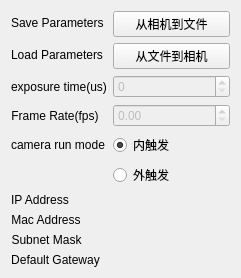
Qt form src/CameraSample/Widgets/CameraSetupWidget.ui (weinaike/camera) before a commit.
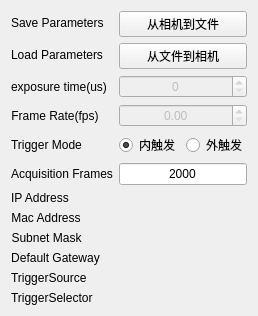
The same form after that commit.

Commit message: 支撑闭环控制 支撑外触发

Patch:
```diff
--- a/src/CameraSample/Widgets/CameraSetupWidget.ui
+++ b/src/CameraSample/Widgets/CameraSetupWidget.ui
@@ -6,8 +6,8 @@
    <rect>
     <x>0</x>
     <y>0</y>
-    <width>241</width>
-    <height>260</height>
+    <width>258</width>
+    <height>294</height>
    </rect>
   </property>
   <property name="sizePolicy">
@@ -20,6 +20,37 @@
    <string>Dialog</string>
   </property>
   <layout class="QFormLayout" name="formLayout">
+   <item row="0" column="0">
+    <widget class="QLabel" name="label_5">
+     <property name="text">
+      <string>Save Parameters</string>
+     </property>
+    </widget>
+   </item>
+   <item row="0" column="1">
+    <widget class="QPushButton" name="pushButton_toFile">
+     <property name="toolTip">
+      <string>&lt;html&gt;&lt;head/&gt;&lt;body&gt;&lt;p&gt;若需详细配置相机参数，请通过ArenaView配置&lt;/p&gt;&lt;/body&gt;&lt;/html&gt;</string>
+     </property>
+     <property name="text">
+      <string>从相机到文件</string>
+     </property>
+    </widget>
+   </item>
+   <item row="1" column="0">
+    <widget class="QLabel" name="label_7">
+     <property name="text">
+      <string>Load Parameters</string>
+     </property>
+    </widget>
+   </item>
+   <item row="1" column="1">
+    <widget class="QPushButton" name="pushButton_toDev">
+     <property name="text">
+      <string>从文件到相机</string>
+     </property>
+    </widget>
+   </item>
    <item row="2" column="0">
     <widget class="QLabel" name="label_2">
      <property name="sizePolicy">
@@ -36,61 +67,14 @@
      </property>
     </widget>
    </item>
-   <item row="3" column="0">
-    <widget class="QLabel" name="label">
-     <property name="sizePolicy">
-      <sizepolicy hsizetype="Fixed" vsizetype="Preferred">
-       <horstretch>0</horstretch>
-       <verstretch>0</verstretch>
-      </sizepolicy>
-     </property>
-     <property name="text">
-      <string>Frame Rate(fps)</string>
-     </property>
-     <property name="alignment">
-      <set>Qt::AlignCenter</set>
-     </property>
-    </widget>
-   </item>
-   <item row="5" column="0">
-    <widget class="QLabel" name="label_3">
-     <property name="text">
-      <string>camera run mode</string>
-     </property>
-    </widget>
-   </item>
-   <item row="5" column="1">
-    <layout class="QVBoxLayout" name="verticalLayout">
-     <item>
-      <widget class="QRadioButton" name="radioButton_int">
-       <property name="text">
-        <string>内触发</string>
-       </property>
-       <property name="checkable">
-        <bool>true</bool>
-       </property>
-       <property name="checked">
-        <bool>true</bool>
-       </property>
-      </widget>
-     </item>
-     <item>
-      <widget class="QRadioButton" name="radioButton_ext">
-       <property name="text">
-        <string>外触发</string>
-       </property>
-       <property name="checkable">
-        <bool>true</bool>
-       </property>
-      </widget>
-     </item>
-    </layout>
-   </item>
    <item row="2" column="1">
     <widget class="QSpinBox" name="spnExposureTime">
      <property name="enabled">
       <bool>false</bool>
      </property>
+     <property name="alignment">
+      <set>Qt::AlignCenter</set>
+     </property>
      <property name="maximum">
       <number>1000000000</number>
      </property>
@@ -99,11 +83,30 @@
      </property>
     </widget>
    </item>
+   <item row="3" column="0">
+    <widget class="QLabel" name="label">
+     <property name="sizePolicy">
+      <sizepolicy hsizetype="Fixed" vsizetype="Preferred">
+       <horstretch>0</horstretch>
+       <verstretch>0</verstretch>
+      </sizepolicy>
+     </property>
+     <property name="text">
+      <string>Frame Rate(fps)</string>
+     </property>
+     <property name="alignment">
+      <set>Qt::AlignCenter</set>
+     </property>
+    </widget>
+   </item>
    <item row="3" column="1">
     <widget class="QDoubleSpinBox" name="spnFrameRate">
      <property name="enabled">
       <bool>false</bool>
      </property>
+     <property name="alignment">
+      <set>Qt::AlignCenter</set>
+     </property>
      <property name="minimum">
       <double>0.000000000000000</double>
      </property>
@@ -118,7 +121,58 @@
      </property>
     </widget>
    </item>
+   <item row="5" column="0">
+    <widget class="QLabel" name="label_3">
+     <property name="text">
+      <string>Trigger Mode</string>
+     </property>
+    </widget>
+   </item>
+   <item row="5" column="1">
+    <layout class="QHBoxLayout" name="horizontalLayout">
+     <item>
+      <widget class="QRadioButton" name="radioButton_int">
+       <property name="text">
+        <string>内触发</string>
+       </property>
+       <property name="checkable">
+        <bool>true</bool>
+       </property>
+       <property name="checked">
+        <bool>true</bool>
+       </property>
+      </widget>
+     </item>
+     <item>
+      <widget class="QRadioButton" name="radioButton_ext">
+       <property name="text">
+        <string>外触发</string>
+       </property>
+       <property name="checkable">
+        <bool>true</bool>
+       </property>
+      </widget>
+     </item>
+    </layout>
+   </item>
    <item row="6" column="0">
+    <widget class="QLabel" name="label_10">
+     <property name="text">
+      <string>Acquisition Frames</string>
+     </property>
+    </widget>
+   </item>
+   <item row="6" column="1">
+    <widget class="QLineEdit" name="lineEdit_frames">
+     <property name="text">
+      <string>2000</string>
+     </property>
+     <property name="alignment">
+      <set>Qt::AlignCenter</set>
+     </property>
+    </widget>
+   </item>
+   <item row="7" column="0">
     <widget class="QLabel" name="label_4">
      <property name="text">
       <string>IP Address</string>
@@ -131,14 +185,14 @@
      </property>
     </widget>
    </item>
-   <item row="6" column="1">
+   <item row="7" column="1">
     <widget class="QLabel" name="label_ip">
      <property name="text">
       <string/>
      </property>
     </widget>
    </item>
-   <item row="7" column="0">
+   <item row="8" column="0">
     <widget class="QLabel" name="label_6">
      <property name="text">
       <string>Mac Address</string>
@@ -151,14 +205,14 @@
      </property>
     </widget>
    </item>
-   <item row="7" column="1">
+   <item row="8" column="1">
     <widget class="QLabel" name="label_mac">
      <property name="text">
       <string/>
      </property>
     </widget>
    </item>
-   <item row="8" column="0">
+   <item row="9" column="0">
     <widget class="QLabel" name="label_8">
      <property name="text">
       <string>Subnet Mask</string>
@@ -171,7 +225,14 @@
      </property>
     </widget>
    </item>
-   <item row="9" column="0">
+   <item row="9" column="1">
+    <widget class="QLabel" name="label_subnet">
+     <property name="text">
+      <string/>
+     </property>
+    </widget>
+   </item>
+   <item row="10" column="0">
     <widget class="QLabel" name="label_9">
      <property name="text">
       <string>Default Gateway</string>
@@ -184,48 +245,38 @@
      </property>
     </widget>
    </item>
-   <item row="8" column="1">
-    <widget class="QLabel" name="label_subnet">
-     <property name="text">
-      <string/>
-     </property>
-    </widget>
-   </item>
-   <item row="9" column="1">
+   <item row="10" column="1">
     <widget class="QLabel" name="label_gateway">
      <property name="text">
       <string/>
      </property>
     </widget>
    </item>
-   <item row="0" column="1">
-    <widget class="QPushButton" name="pushButton_toFile">
-     <property name="toolTip">
-      <string>&lt;html&gt;&lt;head/&gt;&lt;body&gt;&lt;p&gt;若需详细配置相机参数，请通过ArenaView配置&lt;/p&gt;&lt;/body&gt;&lt;/html&gt;</string>
-     </property>
+   <item row="11" column="0">
+    <widget class="QLabel" name="label_11">
      <property name="text">
-      <string>从相机到文件</string>
+      <string>TriggerSource</string>
      </property>
     </widget>
    </item>
-   <item row="1" column="1">
-    <widget class="QPushButton" name="pushButton_toDev">
+   <item row="11" column="1">
+    <widget class="QLabel" name="label_source">
      <property name="text">
-      <string>从文件到相机</string>
+      <string/>
      </property>
     </widget>
    </item>
-   <item row="0" column="0">
-    <widget class="QLabel" name="label_5">
+   <item row="12" column="0">
+    <widget class="QLabel" name="label_13">
      <property name="text">
-      <string>Save Parameters</string>
+      <string>TriggerSelector</string>
      </property>
     </widget>
    </item>
-   <item row="1" column="0">
-    <widget class="QLabel" name="label_7">
+   <item row="12" column="1">
+    <widget class="QLabel" name="label_selector">
      <property name="text">
-      <string>Load Parameters</string>
+      <string/>
      </property>
     </widget>
    </item>
```
The commit also changes 24 other files.
